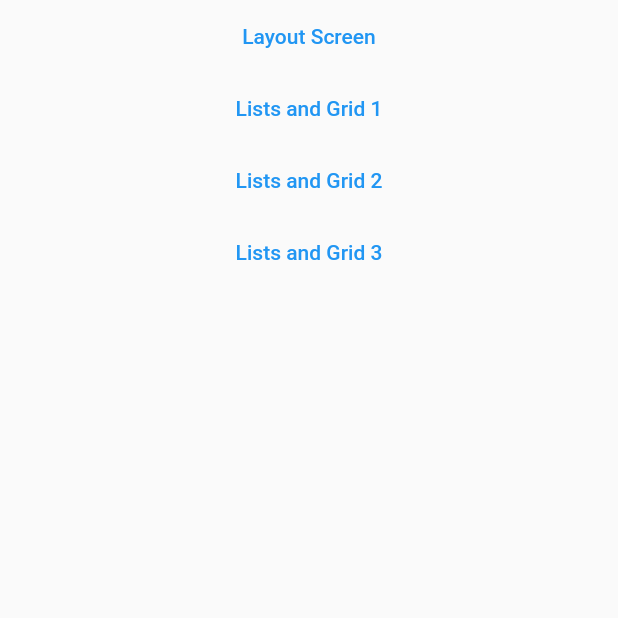
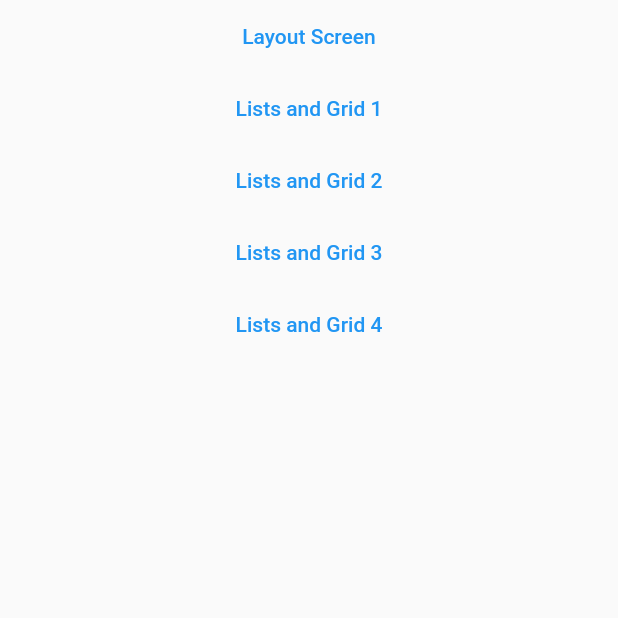
Before and after one commit to Gaurav4604/flutterRepo, a Flutter app: the screen it shows after launch, on a phone screen of 412 x 824 dp, the top half of it. Run offline on Flutter 3.47's test engine with Material 2 defaults, Android fonts, the phone set to English and light mode, and no system bars; our stand-ins replace camera, flutter_spinkit, sqflite; accounts and stored records are empty.

Commit message:
long lists started

```diff
--- a/flutter-new/test_app/lib/main.dart
+++ b/flutter-new/test_app/lib/main.dart
@@ -3,6 +3,7 @@ import 'package:test_app/adjustable_list.dart';
 import 'package:test_app/complex_lists.dart';
 import 'package:test_app/layout_screen.dart';
 import 'package:test_app/lists_and_grid_screen.dart';
+import 'package:test_app/long_lists.dart';
 import 'package:test_app/routes_screen.dart';
 
 void main() {
@@ -22,7 +23,8 @@ class MyApp extends StatelessWidget {
         "/layout": (context) => LayoutScreen(),
         "/lists-and-grids-1": (context) => const ListsAndGridScreen(),
         "/lists-and-grids-2": (context) => ComplexLists(),
-        "/lists-and-grids-3": (context) => const AdjustableList()
+        "/lists-and-grids-3": (context) => const AdjustableList(),
+        "/lists-and-grids-4": (context) => const LongLists(),
       },
       // home: HomeScreen()
     );
--- a/flutter-new/test_app/lib/routes_screen.dart
+++ b/flutter-new/test_app/lib/routes_screen.dart
@@ -3,6 +3,7 @@ import 'package:test_app/adjustable_list.dart';
 import 'package:test_app/complex_lists.dart';
 import 'package:test_app/layout_screen.dart';
 import 'package:test_app/lists_and_grid_screen.dart';
+import 'package:test_app/long_lists.dart';
 
 class Route {
   final Widget page;
@@ -28,6 +29,7 @@ class RoutesScreen extends StatelessWidget {
     Route(const ListsAndGridScreen(), "Lists and Grid 1"),
     Route(ComplexLists(), "Lists and Grid 2"),
     Route(const AdjustableList(), "Lists and Grid 3"),
+    Route(const LongLists(), "Lists and Grid 4"),
   ];
 
   @override
```
Also changed, not shown: flutter-new/test_app/lib/long_lists.dart (added, +10 -0 lines).
